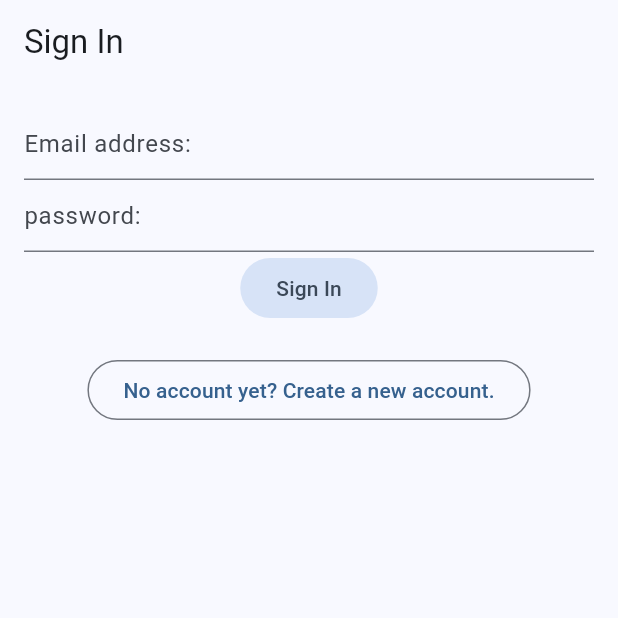
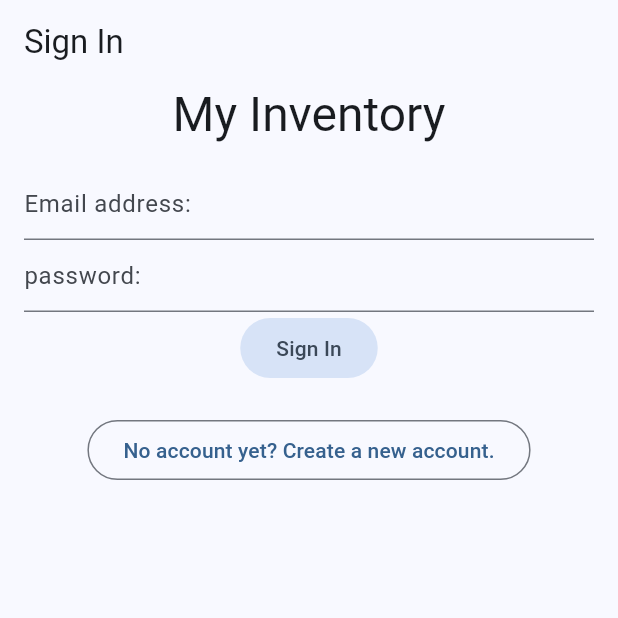
Before and after one commit to hanswys/ywong8-project2-cmsc4303, a Flutter app: the screen it shows after launch, on a phone screen of 412 x 824 dp, the top half of it. Run offline on Flutter 3.47's test engine with Material 3 defaults, Android fonts, the phone set to English and light mode, and no system bars; our stand-ins replace firebase_auth, firebase_core; accounts and stored records are empty.

Commit message:
sign in screen complete

```diff
--- a/lib/view/signin_screen.dart
+++ b/lib/view/signin_screen.dart
@@ -37,8 +37,56 @@ class SignInState extends State<SignInScreen> {
     );
   }
 
+  // Widget signInForm() {
+  //   return Padding(
+  //     padding: const EdgeInsets.all(16.0),
+  //     child: SingleChildScrollView(
+  //       child: Form(
+  //         key: formKey,
+  //         child: Column(
+  //           children: [
+  //             TextFormField(
+  //               decoration: const InputDecoration(
+  //                 hintText: 'Email address:',
+  //               ),
+  //               keyboardType: TextInputType.emailAddress,
+  //               autocorrect: false,
+  //               validator: model.validateEmail,
+  //               onSaved: model.saveEmail,
+  //             ),
+  //             TextFormField(
+  //               decoration: const InputDecoration(
+  //                 hintText: 'password:',
+  //               ),
+  //               obscureText: true,
+  //               autocorrect: false,
+  //               validator: model.validatePassword,
+  //               onSaved: model.savePassword,
+  //             ),
+  //             FilledButton.tonal(
+  //               onPressed: con.signIn,
+  //               child: const Text('Sign In'),
+  //             ),
+  //             const SizedBox(height: 20.0),
+  //             OutlinedButton(
+  //               onPressed: con.gotoCreateAccount,
+  //               child: const Text('No account yet? Create a new account.'),
+  //             ),
+  //           ],
+  //         ),
+  //       ),
+  //     ),
+  //   );
+  // }
+
   Widget signInForm() {
-    return Padding(
+    return Column(
+      children: [
+        Text(
+          'My Inventory',
+          style: Theme.of(context).textTheme.headlineLarge,
+        ),
+        Padding(
           padding: const EdgeInsets.all(16.0),
           child: SingleChildScrollView(
             child: Form(
@@ -76,6 +124,8 @@ class SignInState extends State<SignInScreen> {
               ),
             ),
           ),
+        ),
+      ],
     );
   }
 }
```
Lines whose indentation alone changed are shown as unchanged.
